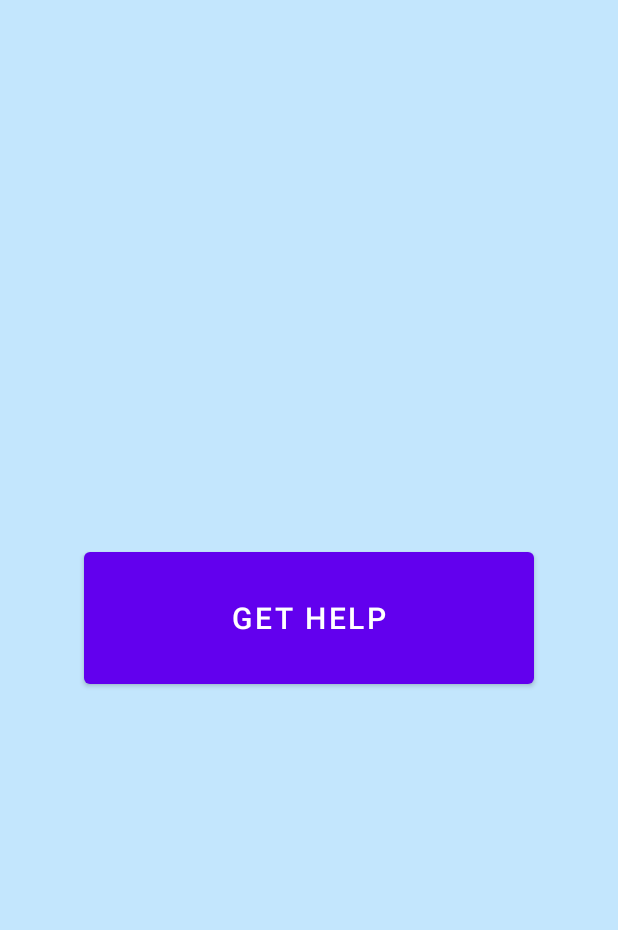
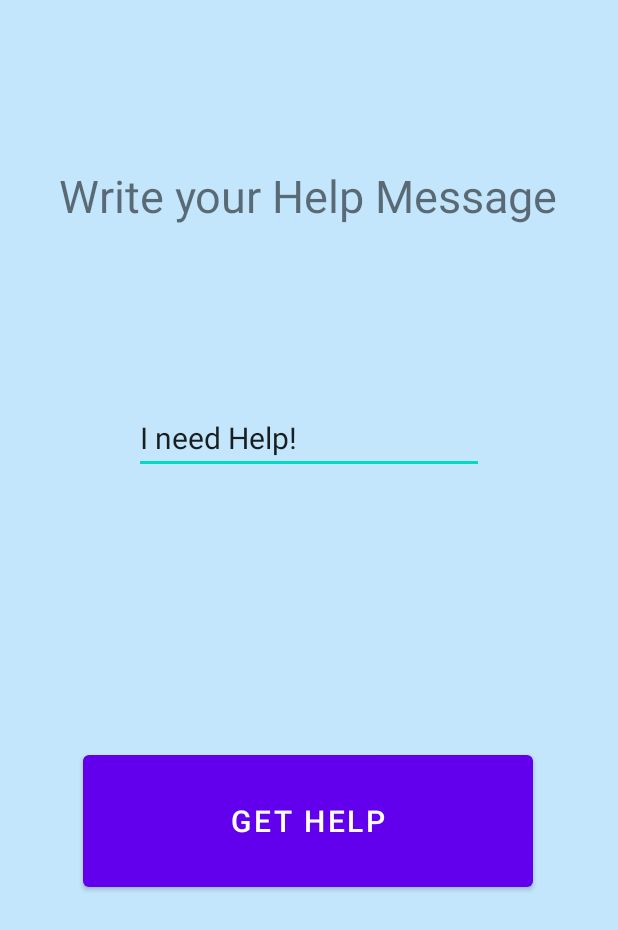
Before and after one commit to PatriceManser/UEK-M335, an Android app: the layout fragment_get_help.xml on its own in the app's theme, with its tools: preview values and no code run, on a phone screen of 412 x 824 dp. Shown: the top 930 px of the screen. Run offline under Robolectric (Android 15) with nearby library versions, the phone set to English and light mode, and no system bars.

```diff
--- a/app/build.gradle
+++ b/app/build.gradle
@@ -44,7 +44,7 @@ dependencies {
     implementation 'androidx.lifecycle:lifecycle-viewmodel-ktx:2.4.0'
     implementation 'androidx.legacy:legacy-support-v4:1.0.0'
     implementation 'com.google.android.gms:play-services-location:18.0.0'
-    implementation 'com.google.firebase:firebase-database:19.2.1'
+    implementation 'com.google.firebase:firebase-database:20.0.2'
     testImplementation 'junit:junit:4.13.2'
     androidTestImplementation 'androidx.test.ext:junit:1.1.3'
     androidTestImplementation 'androidx.test.espresso:espresso-core:3.4.0'
--- a/app/src/main/AndroidManifest.xml
+++ b/app/src/main/AndroidManifest.xml
@@ -24,7 +24,8 @@
             android:exported="true"
             android:label="@string/app_name"
             android:screenOrientation="portrait"
-            android:theme="@style/Theme.MorseCodeApp.NoActionBar">
+            android:windowSoftInputMode="adjustPan"
+        android:theme="@style/Theme.MorseCodeApp.NoActionBar">
             <intent-filter>
                 <action android:name="android.intent.action.MAIN" />
 
--- a/app/src/main/java/com/adcubum/morsecodeapp/core/Request.kt
+++ b/app/src/main/java/com/adcubum/morsecodeapp/core/Request.kt
@@ -2,6 +2,6 @@ package com.adcubum.morsecodeapp.core
 
 import java.time.LocalDateTime
 
-data class Request(val geoLocation: GeoLocation? = null, val timestamp: LocalDateTime)
+data class Request(val message: String, val geoLocation: GeoLocation? = null, val timestamp: LocalDateTime)
 
 data class GeoLocation(val long: Double, val lat: Double)
--- a/app/src/main/res/layout/fragment_get_help.xml
+++ b/app/src/main/res/layout/fragment_get_help.xml
@@ -20,13 +20,37 @@
             android:textSize="20dp"
             app:layout_constraintBottom_toBottomOf="parent"
             app:layout_constraintEnd_toEndOf="parent"
+            app:layout_constraintHorizontal_bias="0.495"
+            app:layout_constraintStart_toStartOf="parent"
+            app:layout_constraintTop_toTopOf="parent"
+            app:layout_constraintVertical_bias="0.687" />
+
+        <TextView
+            android:id="@+id/HelpTextView"
+            android:layout_width="wrap_content"
+            android:layout_height="wrap_content"
+            android:text="Write your Help Message"
+            android:textSize="30sp"
+            app:layout_constraintBottom_toTopOf="@+id/sosButton"
+            app:layout_constraintEnd_toEndOf="parent"
+            app:layout_constraintHorizontal_bias="0.498"
+            app:layout_constraintStart_toStartOf="parent"
+            app:layout_constraintTop_toTopOf="parent"
+            app:layout_constraintVertical_bias="0.241" />
+
+        <EditText
+            android:id="@+id/helpMessage"
+            android:layout_width="wrap_content"
+            android:layout_height="wrap_content"
+            android:layout_marginTop="268dp"
+            android:ems="10"
+            android:inputType="text"
+            android:text="I need Help!"
+            android:textSize="20sp"
+            app:layout_constraintEnd_toEndOf="parent"
             app:layout_constraintStart_toStartOf="parent"
             app:layout_constraintTop_toTopOf="parent" />
 
-        <!--        <TextView-->
-        <!--            android:layout_width="match_parent"-->
-        <!--            android:layout_height="match_parent"-->
-        <!--            android:background="@android:color/white" />-->
     </androidx.constraintlayout.widget.ConstraintLayout>
 
 </FrameLayout>
--- a/app/src/main/res/layout/fragment_see_requests.xml
+++ b/app/src/main/res/layout/fragment_see_requests.xml
@@ -6,8 +6,8 @@
     tools:context=".ui.main.SeeRequestsFragment"
     android:background="#C3E6FD">
 
-
     <ListView
+        android:id="@+id/requestsListView"
         android:layout_width="match_parent"
-        android:layout_height="match_parent" />
+        android:layout_height="match_parent"/>
 </FrameLayout>
```
Also changed, not shown: app/src/main/java/com/adcubum/morsecodeapp/core/MorseCodeService.kt (deleted, +0 -18 lines), app/src/main/java/com/adcubum/morsecodeapp/persistence/DatabaseAdapter.kt (added, +105 -0 lines), app/src/main/java/com/adcubum/morsecodeapp/persistence/RequestsDatabase.kt (deleted, +0 -29 lines), app/src/main/java/com/adcubum/morsecodeapp/service/MorseCodeService.kt (added, +18 -0 lines), app/src/main/java/com/adcubum/morsecodeapp/ui/main/GetHelpFragment.kt (+5 -3 lines), app/src/main/java/com/adcubum/morsecodeapp/ui/main/SeeRequestsFragment.kt (+15 -2 lines), 1 other file.
